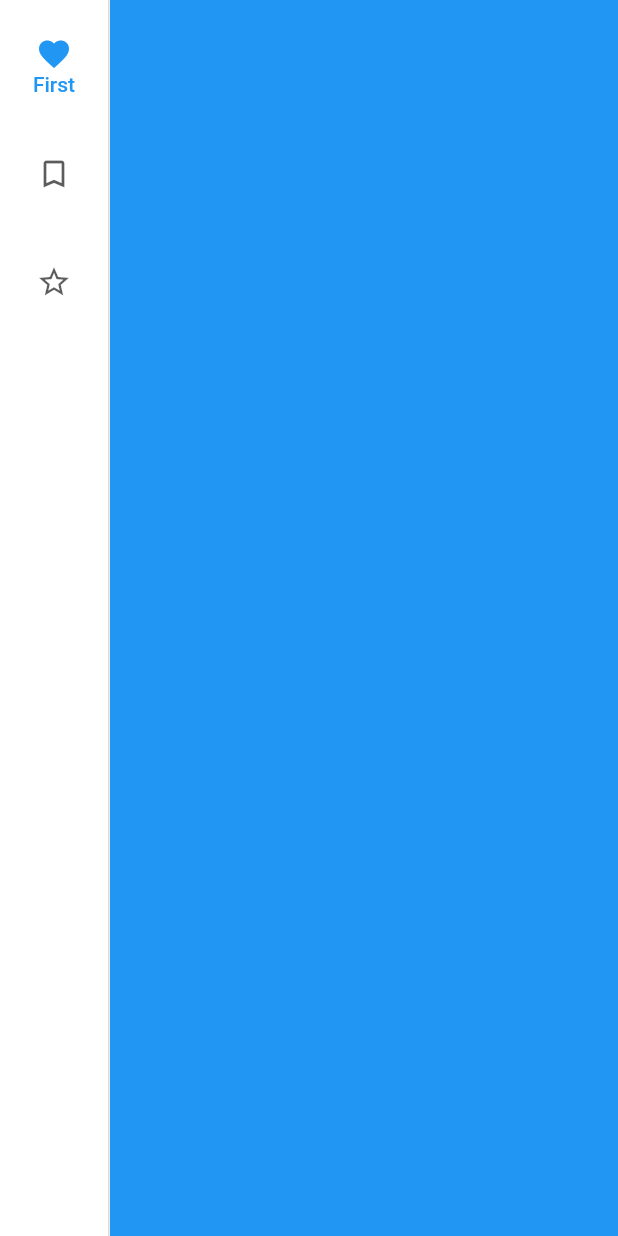
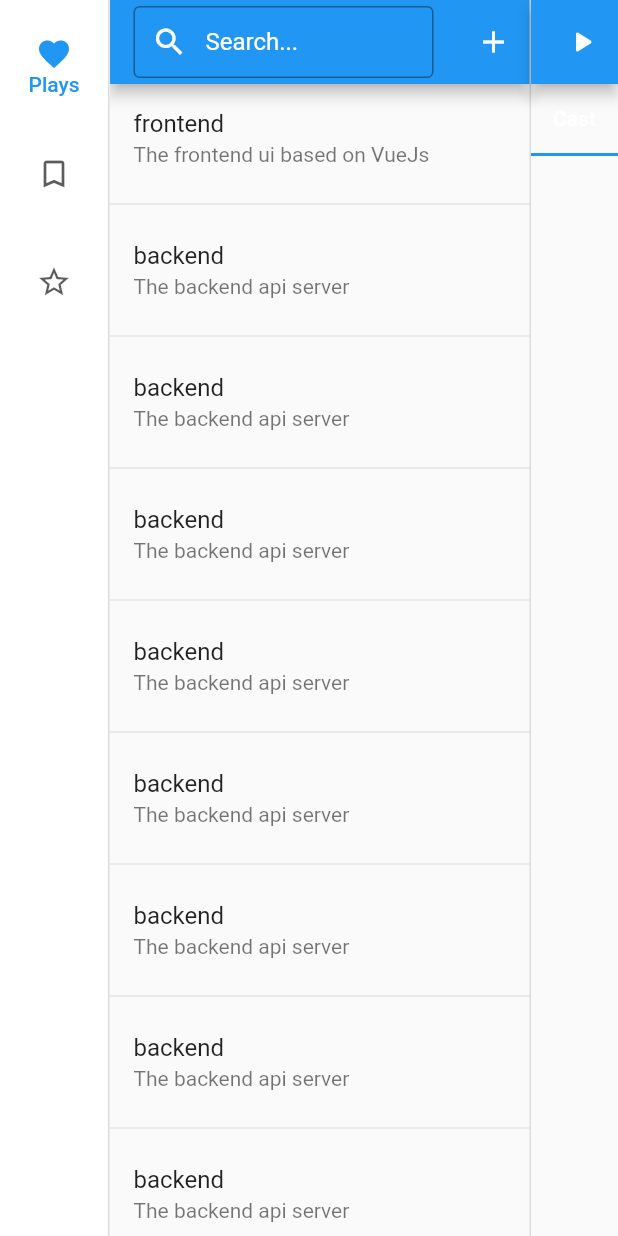
Before and after one commit to amphitheatre-app/desktop-flutter, a Flutter app: the screen it shows after launch, on a phone screen of 412 x 824 dp. Run offline on Flutter 3.47's test engine with Material 2 defaults, Android fonts, the phone set to English and light mode, and no system bars; generated files the repository leaves out were written again.

Commit message:
Added Plays views for demo

```diff
--- a/lib/src/app.dart
+++ b/lib/src/app.dart
@@ -1,3 +1,4 @@
+import 'package:amphitheatre_desktop/src/plays/plays_view.dart';
 import 'package:flutter/material.dart';
 import 'package:flutter_gen/gen_l10n/app_localizations.dart';
 import 'package:flutter_localizations/flutter_localizations.dart';
@@ -35,7 +36,7 @@ class MyApp extends StatelessWidget {
           // Provide the generated AppLocalizations to the MaterialApp. This
           // allows descendant Widgets to display the correct translations
           // depending on the user's locale.
-          localizationsDelegates: const [
+          localizationsDelegates: [
             AppLocalizations.delegate,
             GlobalMaterialLocalizations.delegate,
             GlobalWidgetsLocalizations.delegate,
@@ -79,6 +80,7 @@ class MyApp extends StatelessWidget {
           //     },
           //   );
           // },
+          debugShowCheckedModeBanner: false
         );
       },
     );
@@ -95,7 +97,7 @@ class MyStatefulWidget extends StatefulWidget {
 class _MyStatefulWidgetState extends State<MyStatefulWidget> {
 
   static List<Widget> pages = <Widget>[
-    Container(color: Colors.blue),
+    const PlaysView(),
     Container(color: Colors.green),
     Container(color: Colors.indigo),
   ];
@@ -121,7 +123,7 @@ class _MyStatefulWidgetState extends State<MyStatefulWidget> {
               NavigationRailDestination(
                 icon: Icon(Icons.favorite_border),
                 selectedIcon: Icon(Icons.favorite),
-                label: Text('First'),
+                label: Text('Plays'),
               ),
               NavigationRailDestination(
                 icon: Icon(Icons.bookmark_border),
--- /dev/null
+++ b/lib/src/plays/play.dart
@@ -0,0 +1,7 @@
+class Play {
+  const Play(this.id, this.title, this.description);
+
+  final int id;
+  final String title;
+  final String description;
+}
--- /dev/null
+++ b/lib/src/plays/plays_view.dart
@@ -0,0 +1,140 @@
+import 'package:flutter/material.dart';
+import 'play.dart';
+
+class PlaysView extends StatefulWidget {
+  const PlaysView({Key? key}) : super(key: key);
+
+  @override
+  State<PlaysView> createState() => _PlaysViewState();
+}
+
+class _PlaysViewState extends State<PlaysView>
+    with SingleTickerProviderStateMixin {
+  static const List<Tab> tabs = <Tab>[
+    Tab(text: 'Cast'),
+    Tab(text: 'Logs'),
+    Tab(text: 'Resources'),
+    Tab(text: 'Environment'),
+    Tab(text: 'Metrics'),
+    Tab(text: 'Settings'),
+  ];
+
+  late TabController tabController;
+
+  @override
+  void initState() {
+    super.initState();
+    tabController = TabController(vsync: this, length: tabs.length);
+  }
+
+  @override
+  void dispose() {
+    tabController.dispose();
+    super.dispose();
+  }
+
+  @override
+  Widget build(BuildContext context) {
+    return Row(
+      children: <Widget>[
+        buildPlaysSidebar(),
+        const VerticalDivider(thickness: 1, width: 1),
+        buildPlayDetail()
+      ],
+    );
+  }
+
+  static List<Play> plays = <Play>[
+    const Play(1, "frontend", "The frontend ui based on VueJs"),
+    const Play(2, "backend", "The backend api server"),
+    const Play(2, "backend", "The backend api server"),
+    const Play(2, "backend", "The backend api server"),
+    const Play(2, "backend", "The backend api server"),
+    const Play(2, "backend", "The backend api server"),
+    const Play(2, "backend", "The backend api server"),
+    const Play(2, "backend", "The backend api server"),
+    const Play(2, "backend", "The backend api server"),
+    const Play(2, "backend", "The backend api server"),
+    const Play(2, "backend", "The backend api server"),
+    const Play(2, "backend", "The backend api server"),
+    const Play(2, "backend", "The backend api server"),
+    const Play(2, "backend", "The backend api server"),
+    const Play(2, "backend", "The backend api server"),
+  ];
+
+  Widget buildPlaysSidebar() {
+    return SizedBox(
+      width: 280,
+      child: Column(
+        children: [
+          AppBar(
+            title: const TextField(
+              style: TextStyle(
+                color: Colors.white,
+              ),
+              decoration: InputDecoration(
+                contentPadding: EdgeInsets.all(0),
+                border: OutlineInputBorder(),
+                  prefixIcon: Icon(Icons.search, color: Colors.white),
+                  hintText: "Search...",
+                  hintStyle: TextStyle(color: Colors.white)),
+            ),
+            centerTitle: false,
+            actions: [
+              IconButton(
+                icon: const Icon(Icons.add),
+                tooltip: 'New',
+                onPressed: () {
+                  // handle the press
+                },
+              )
+            ],
+          ),
+          Expanded(
+            child: ListView(
+              children: [
+                ListView.separated(
+                    scrollDirection: Axis.vertical,
+                    shrinkWrap: true,
+                    physics: const ScrollPhysics(),
+                    itemCount: plays.length,
+                    separatorBuilder: (BuildContext context, int index) =>
+                        const Divider(),
+                    itemBuilder: (BuildContext context, int index) {
+                      return ListTile(
+                        title: Text(plays[index].title),
+                        subtitle: Text(plays[index].description),
+                      );
+                    })
+              ],
+            ),
+          ),
+        ],
+      ),
+    );
+  }
+
+  Widget buildPlayDetail() {
+    return Expanded(
+      child: Column(
+          mainAxisAlignment: MainAxisAlignment.start,
+          crossAxisAlignment: CrossAxisAlignment.start,
+          children: <Widget>[
+            AppBar(
+              title: const Text("Play Detail Page"),
+              centerTitle: false,
+              actions: <Widget>[
+                IconButton(
+                  icon: const Icon(Icons.play_arrow_rounded),
+                  tooltip: 'Play',
+                  onPressed: () {
+                    // handle the press
+                  },
+                ),
+              ],
+            ),
+            TabBar(controller: tabController, tabs: tabs, isScrollable: true)
+          ]),
+    );
+  }
+}
```
